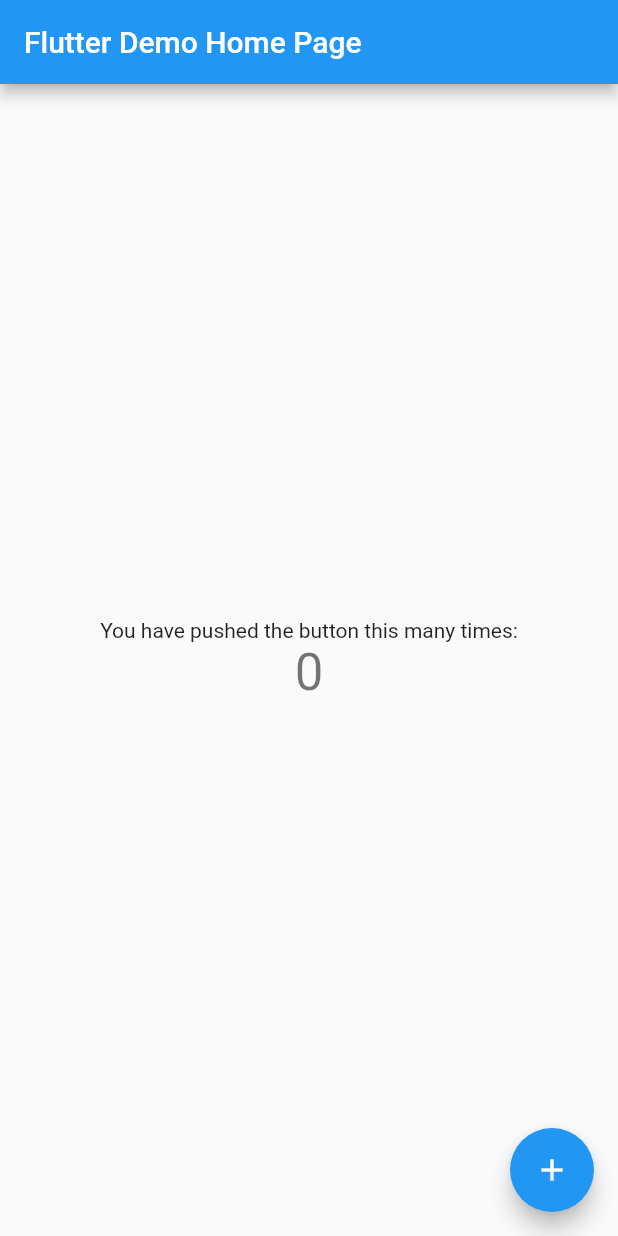
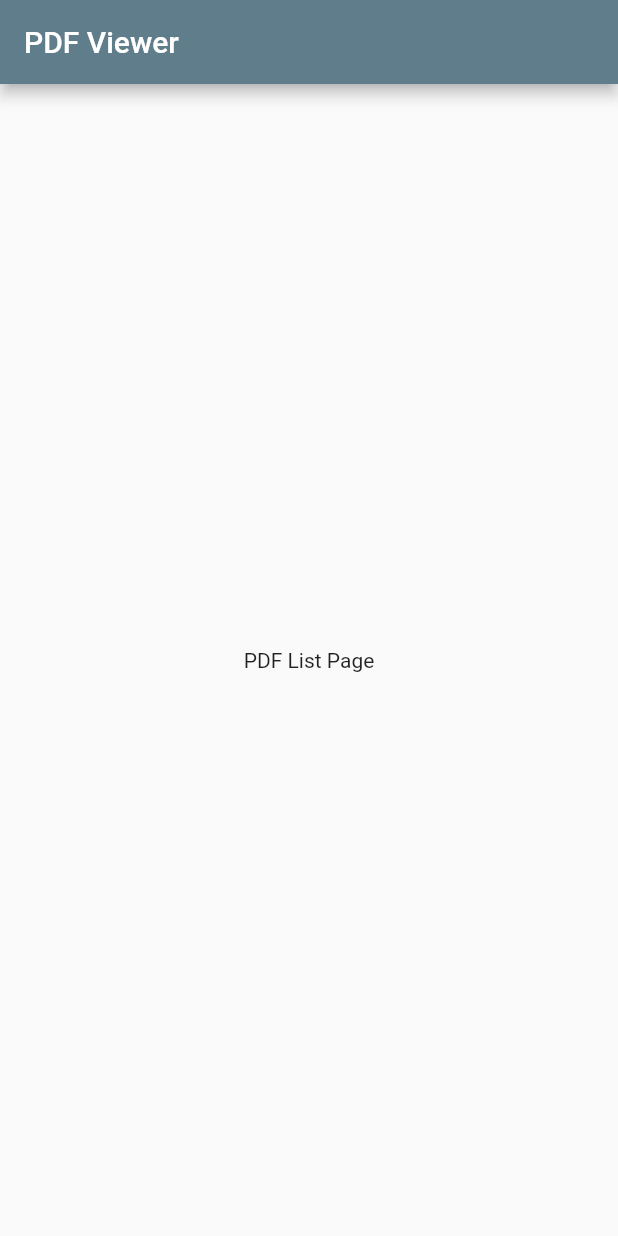
Before and after one commit to MikeAlbo/flutter_basic_pdf_viewer, a Flutter app: the screen it shows after launch, on a phone screen of 412 x 824 dp. Run offline on Flutter 3.47's test engine with Material 2 defaults, Android fonts, the phone set to English and light mode, and no system bars.

Commit message:
create basic app structure, remove boilerplate, get basic pdfList page running

```diff
--- /dev/null
+++ b/lib/app/app.dart
@@ -0,0 +1,17 @@
+import 'package:flutter/material.dart';
+import 'package:pdf_viewer/app/screens/pdf_list.dart';
+
+class PDFViewerApp extends StatelessWidget {
+  const PDFViewerApp({Key? key}) : super(key: key);
+
+  @override
+  Widget build(BuildContext context) {
+    return MaterialApp(
+      title: "PDF Viewer",
+      theme: ThemeData(
+        primarySwatch: Colors.blueGrey,
+      ),
+      home: const PdfList(),
+    );
+  }
+}
--- /dev/null
+++ b/lib/app/screens/pdf_list.dart
@@ -0,0 +1,20 @@
+import 'package:flutter/material.dart';
+
+class PdfList extends StatefulWidget {
+  const PdfList({Key? key}) : super(key: key);
+
+  @override
+  State<PdfList> createState() => _PdfListState();
+}
+
+class _PdfListState extends State<PdfList> {
+  @override
+  Widget build(BuildContext context) {
+    return Scaffold(
+      appBar: AppBar(title: const Text("PDF Viewer"),),
+      body: const Center(
+        child: Text("PDF List Page"),
+      ),
+    );
+  }
+}
--- a/lib/main.dart
+++ b/lib/main.dart
@@ -1,115 +1,6 @@
 import 'package:flutter/material.dart';
+import 'package:pdf_viewer/app/app.dart';
 
 void main() {
-  runApp(const MyApp());
+  runApp(const PDFViewerApp());
 }
-
-class MyApp extends StatelessWidget {
-  const MyApp({super.key});
-
-  // This widget is the root of your application.
-  @override
-  Widget build(BuildContext context) {
-    return MaterialApp(
-      title: 'Flutter Demo',
-      theme: ThemeData(
-        // This is the theme of your application.
-        //
-        // Try running your application with "flutter run". You'll see the
-        // application has a blue toolbar. Then, without quitting the app, try
-        // changing the primarySwatch below to Colors.green and then invoke
-        // "hot reload" (press "r" in the console where you ran "flutter run",
-        // or simply save your changes to "hot reload" in a Flutter IDE).
-        // Notice that the counter didn't reset back to zero; the application
-        // is not restarted.
-        primarySwatch: Colors.blue,
-      ),
-      home: const MyHomePage(title: 'Flutter Demo Home Page'),
-    );
-  }
-}
-
-class MyHomePage extends StatefulWidget {
-  const MyHomePage({super.key, required this.title});
-
-  // This widget is the home page of your application. It is stateful, meaning
-  // that it has a State object (defined below) that contains fields that affect
-  // how it looks.
-
-  // This class is the configuration for the state. It holds the values (in this
-  // case the title) provided by the parent (in this case the App widget) and
-  // used by the build method of the State. Fields in a Widget subclass are
-  // always marked "final".
-
-  final String title;
-
-  @override
-  State<MyHomePage> createState() => _MyHomePageState();
-}
-
-class _MyHomePageState extends State<MyHomePage> {
-  int _counter = 0;
-
-  void _incrementCounter() {
-    setState(() {
-      // This call to setState tells the Flutter framework that something has
-      // changed in this State, which causes it to rerun the build method below
-      // so that the display can reflect the updated values. If we changed
-      // _counter without calling setState(), then the build method would not be
-      // called again, and so nothing would appear to happen.
-      _counter++;
-    });
-  }
-
-  @override
-  Widget build(BuildContext context) {
-    // This method is rerun every time setState is called, for instance as done
-    // by the _incrementCounter method above.
-    //
-    // The Flutter framework has been optimized to make rerunning build methods
-    // fast, so that you can just rebuild anything that needs updating rather
-    // than having to individually change instances of widgets.
-    return Scaffold(
-      appBar: AppBar(
-        // Here we take the value from the MyHomePage object that was created by
-        // the App.build method, and use it to set our appbar title.
-        title: Text(widget.title),
-      ),
-      body: Center(
-        // Center is a layout widget. It takes a single child and positions it
-        // in the middle of the parent.
-        child: Column(
-          // Column is also a layout widget. It takes a list of children and
-          // arranges them vertically. By default, it sizes itself to fit its
-          // children horizontally, and tries to be as tall as its parent.
-          //
-          // Invoke "debug painting" (press "p" in the console, choose the
-          // "Toggle Debug Paint" action from the Flutter Inspector in Android
-          // Studio, or the "Toggle Debug Paint" command in Visual Studio Code)
-          // to see the wireframe for each widget.
-          //
-          // Column has various properties to control how it sizes itself and
-          // how it positions its children. Here we use mainAxisAlignment to
-          // center the children vertically; the main axis here is the vertical
-          // axis because Columns are vertical (the cross axis would be
-          // horizontal).
-          mainAxisAlignment: MainAxisAlignment.center,
-          children: <Widget>[
-            const Text(
-              'You have pushed the button this many times:',
-            ),
-            Text(
-              '$_counter',
-              style: Theme.of(context).textTheme.headline4,
-            ),
-          ],
-        ),
-      ),
-      floatingActionButton: FloatingActionButton(
-        onPressed: _incrementCounter,
-        tooltip: 'Increment',
-        child: const Icon(Icons.add),
-      ), // This trailing comma makes auto-formatting nicer for build methods.
-    );
-  }
-}
```
Also changed, not shown: lib/app/screens/pdf_viewer.dart (added), lib/app/widgets/app_bar.dart (added).
